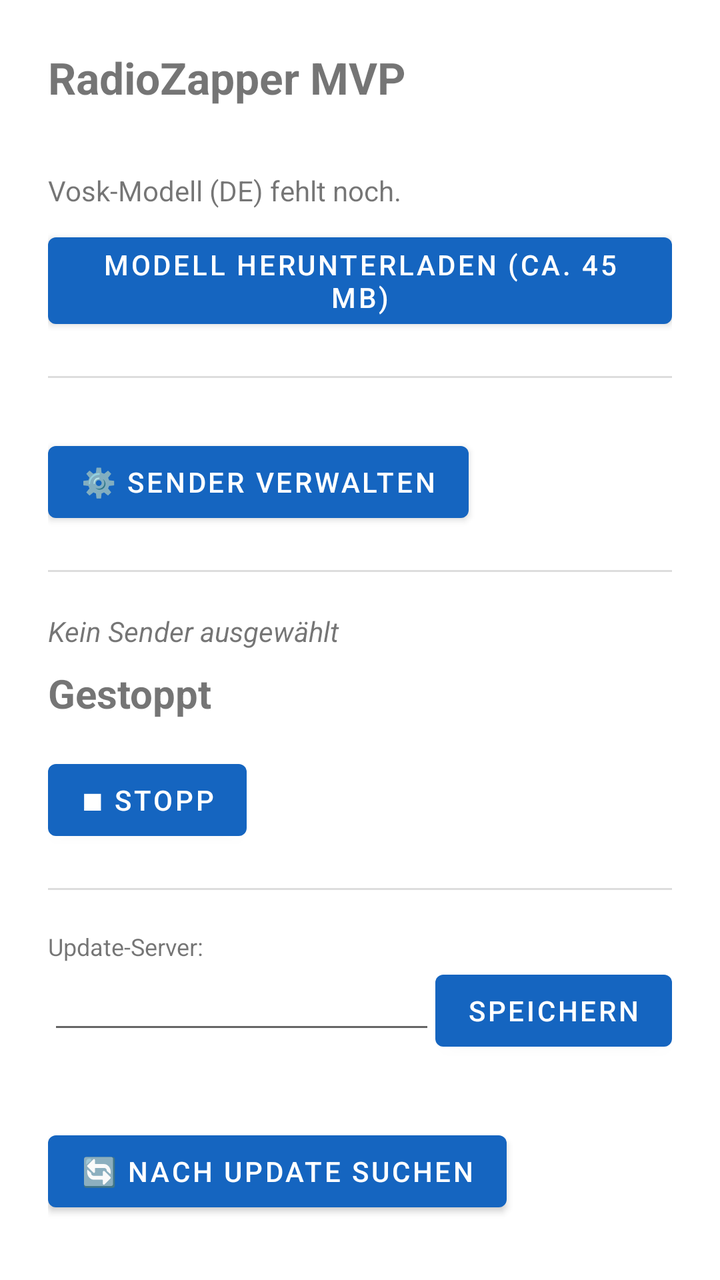
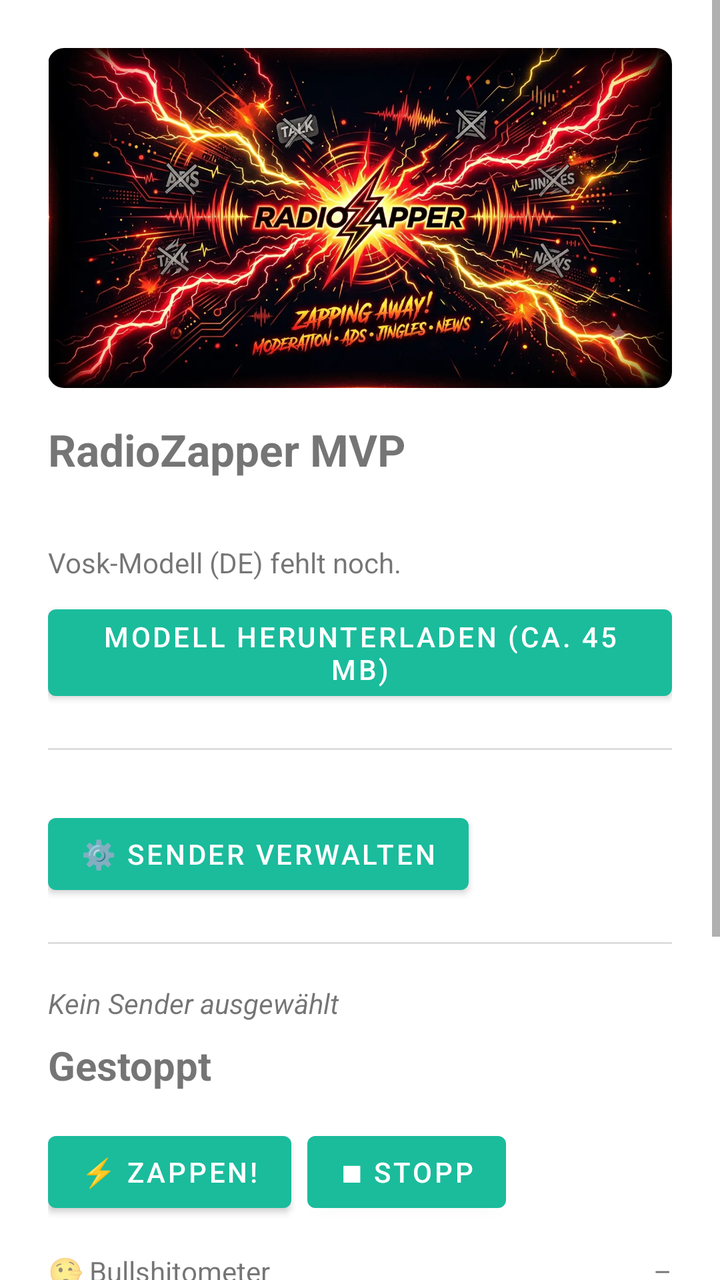

Compare the two renders of this Android layout. The source of the first and the diff that turns it into the second are given below.
<!-- AndroidManifest.xml: activity theme Theme.RadioZapperMvp -->
<!-- res/layout/activity_main.xml -->
<?xml version="1.0" encoding="utf-8"?>
<ScrollView xmlns:android="http://schemas.android.com/apk/res/android"
    android:layout_width="match_parent"
    android:layout_height="match_parent">

    <LinearLayout
        android:layout_width="match_parent"
        android:layout_height="wrap_content"
        android:orientation="vertical"
        android:padding="24dp">

        <TextView
            android:layout_width="wrap_content"
            android:layout_height="wrap_content"
            android:text="@string/app_name"
            android:textSize="22sp"
            android:textStyle="bold" />

        <TextView
            android:id="@+id/buildTimeText"
            android:layout_width="wrap_content"
            android:layout_height="wrap_content"
            android:layout_marginBottom="16dp"
            android:textSize="12sp"
            android:textColor="#888888" />

        
        <TextView
            android:id="@+id/modelStatusText"
            android:layout_width="match_parent"
            android:layout_height="wrap_content"
            android:text="@string/model_not_ready" />

        <ProgressBar
            android:id="@+id/modelProgressBar"
            style="?android:attr/progressBarStyleHorizontal"
            android:layout_width="match_parent"
            android:layout_height="wrap_content"
            android:layout_marginTop="4dp"
            android:max="100"
            android:visibility="gone" />

        <Button
            android:id="@+id/downloadModelButton"
            android:layout_width="wrap_content"
            android:layout_height="wrap_content"
            android:layout_marginTop="8dp"
            android:text="@string/btn_download_model" />

        <View
            android:layout_width="match_parent"
            android:layout_height="1dp"
            android:layout_marginTop="20dp"
            android:layout_marginBottom="20dp"
            android:background="#DDDDDD" />

        
        <LinearLayout
            android:id="@+id/stationsContainer"
            android:layout_width="match_parent"
            android:layout_height="wrap_content"
            android:orientation="vertical" />

        <Button
            android:id="@+id/manageStationsButton"
            android:layout_width="wrap_content"
            android:layout_height="wrap_content"
            android:layout_marginTop="8dp"
            android:text="@string/btn_manage_stations" />

        <View
            android:layout_width="match_parent"
            android:layout_height="1dp"
            android:layout_marginTop="20dp"
            android:layout_marginBottom="20dp"
            android:background="#DDDDDD" />

        
        <TextView
            android:id="@+id/currentStationText"
            android:layout_width="match_parent"
            android:layout_height="wrap_content"
            android:text="@string/current_station_none"
            android:textStyle="italic" />

        <TextView
            android:id="@+id/statusText"
            android:layout_width="match_parent"
            android:layout_height="wrap_content"
            android:layout_marginTop="8dp"
            android:text="@string/status_idle"
            android:textSize="20sp"
            android:textStyle="bold" />

        <Button
            android:id="@+id/stopButton"
            android:layout_width="wrap_content"
            android:layout_height="wrap_content"
            android:layout_marginTop="16dp"
            android:text="@string/btn_stop" />

        <View
            android:layout_width="match_parent"
            android:layout_height="1dp"
            android:layout_marginTop="20dp"
            android:layout_marginBottom="20dp"
            android:background="#DDDDDD" />

        
        <TextView
            android:layout_width="wrap_content"
            android:layout_height="wrap_content"
            android:text="@string/update_server_label"
            android:textSize="12sp" />

        <LinearLayout
            android:layout_width="match_parent"
            android:layout_height="wrap_content"
            android:orientation="horizontal"
            android:gravity="center_vertical"
            android:layout_marginBottom="8dp">

            <EditText
                android:id="@+id/updateServerUrlInput"
                android:layout_width="0dp"
                android:layout_height="wrap_content"
                android:layout_weight="1"
                android:inputType="textUri"
                android:textSize="12sp" />

            <Button
                android:id="@+id/saveUpdateServerButton"
                android:layout_width="wrap_content"
                android:layout_height="wrap_content"
                android:text="@string/btn_save_update_server" />
        </LinearLayout>

        <TextView
            android:id="@+id/updateStatusText"
            android:layout_width="match_parent"
            android:layout_height="wrap_content"
            android:layout_marginBottom="8dp"
            android:textSize="12sp"
            android:textColor="#888888" />

        <Button
            android:id="@+id/updateButton"
            android:layout_width="wrap_content"
            android:layout_height="wrap_content"
            android:text="@string/btn_check_update" />

    </LinearLayout>
</ScrollView>
<!-- resources referenced by this layout -->
<resources>
  <string name="app_name">RadioZapper MVP</string>
  <string name="btn_check_update">🔄 Nach Update suchen</string>
  <string name="btn_download_model">Modell herunterladen (ca. 45 MB)</string>
  <string name="btn_manage_stations">⚙️ Sender verwalten</string>
  <string name="btn_save_update_server">Speichern</string>
  <string name="btn_stop">■ Stopp</string>
  <string name="current_station_none">Kein Sender ausgewählt</string>
  <string name="model_not_ready">Vosk-Modell (DE) fehlt noch.</string>
  <string name="status_idle">Gestoppt</string>
  <string name="update_server_label">Update-Server:</string>
  <style name="Theme.RadioZapperMvp" parent="Theme.MaterialComponents.DayNight.NoActionBar">
          <item name="colorPrimary">@color/primary</item>
          <item name="colorPrimaryDark">@color/primary_dark</item>
          <item name="colorAccent">@color/accent</item>
      </style>
  <color name="primary">#1565C0</color>
  <color name="primary_dark">#0D47A1</color>
  <color name="accent">#FF6F00</color>
</resources>

<!-- the commit's change to res/layout/activity_main.xml (unified diff, before → after) -->
@@ -1,5 +1,6 @@
 <?xml version="1.0" encoding="utf-8"?>
 <ScrollView xmlns:android="http://schemas.android.com/apk/res/android"
+    xmlns:app="http://schemas.android.com/apk/res-auto"
     android:layout_width="match_parent"
     android:layout_height="match_parent">
 
@@ -9,6 +10,16 @@
         android:orientation="vertical"
         android:padding="24dp">
 
+        
+        <com.google.android.material.imageview.ShapeableImageView
+            android:layout_width="match_parent"
+            android:layout_height="wrap_content"
+            android:layout_marginBottom="16dp"
+            android:adjustViewBounds="true"
+            android:src="@drawable/banner"
+            android:contentDescription="@string/app_name"
+            app:shapeAppearanceOverlay="@style/BannerShapeOverlay" />
+
         <TextView
             android:layout_width="wrap_content"
             android:layout_height="wrap_content"
@@ -92,12 +103,57 @@
             android:textSize="20sp"
             android:textStyle="bold" />
 
-        <Button
-            android:id="@+id/stopButton"
-            android:layout_width="wrap_content"
-            android:layout_height="wrap_content"
-            android:layout_marginTop="16dp"
-            android:text="@string/btn_stop" />
+        <LinearLayout
+            android:layout_width="match_parent"
+            android:layout_height="wrap_content"
+            android:orientation="horizontal"
+            android:layout_marginTop="16dp">
+
+            <Button
+                android:id="@+id/zapButton"
+                android:layout_width="wrap_content"
+                android:layout_height="wrap_content"
+                android:layout_marginEnd="8dp"
+                android:text="@string/btn_zappen" />
+
+            <Button
+                android:id="@+id/stopButton"
+                android:layout_width="wrap_content"
+                android:layout_height="wrap_content"
+                android:text="@string/btn_stop" />
+        </LinearLayout>
+
+        
+        <LinearLayout
+            android:layout_width="match_parent"
+            android:layout_height="wrap_content"
+            android:orientation="horizontal"
+            android:layout_marginTop="16dp">
+
+            <TextView
+                android:layout_width="0dp"
+                android:layout_height="wrap_content"
+                android:layout_weight="1"
+                android:text="@string/bs_meter_label"
+                android:textSize="14sp" />
+
+            <TextView
+                android:id="@+id/bsMeterPercentText"
+                android:layout_width="wrap_content"
+                android:layout_height="wrap_content"
+                android:text="@string/bs_meter_off"
+                android:textSize="14sp" />
+        </LinearLayout>
+
+        <ProgressBar
+            android:id="@+id/bsMeterBar"
+            style="?android:attr/progressBarStyleHorizontal"
+            android:layout_width="match_parent"
+            android:layout_height="wrap_content"
+            android:layout_marginTop="4dp"
+            android:max="100"
+            android:progress="0"
+            android:progressBackgroundTint="@color/bs_meter_track" />
 
         <View
             android:layout_width="match_parent"
<!-- resource entries referenced after the edit -->
@@ -1,22 +1,30 @@
 <!-- resources referenced by this layout -->
 <resources>
+  <color name="bs_meter_track">#33888888</color>
+  <!-- drawable banner: webp bitmap (drawable-nodpi, 144950 bytes) -->
   <string name="app_name">RadioZapper MVP</string>
+  <string name="bs_meter_label">🤥 Bullshitometer</string>
+  <string name="bs_meter_off">–</string>
   <string name="btn_check_update">🔄 Nach Update suchen</string>
   <string name="btn_download_model">Modell herunterladen (ca. 45 MB)</string>
   <string name="btn_manage_stations">⚙️ Sender verwalten</string>
   <string name="btn_save_update_server">Speichern</string>
   <string name="btn_stop">■ Stopp</string>
+  <string name="btn_zappen">⚡ ZAPPEN!</string>
   <string name="current_station_none">Kein Sender ausgewählt</string>
   <string name="model_not_ready">Vosk-Modell (DE) fehlt noch.</string>
   <string name="status_idle">Gestoppt</string>
   <string name="update_server_label">Update-Server:</string>
+  <style name="BannerShapeOverlay">
+          <item name="cornerSize">8dp</item>
+      </style>
   <style name="Theme.RadioZapperMvp" parent="Theme.MaterialComponents.DayNight.NoActionBar">
           <item name="colorPrimary">@color/primary</item>
           <item name="colorPrimaryDark">@color/primary_dark</item>
           <item name="colorAccent">@color/accent</item>
       </style>
-  <color name="primary">#1565C0</color>
-  <color name="primary_dark">#0D47A1</color>
-  <color name="accent">#FF6F00</color>
+  <color name="primary">#1ABC9C</color>
+  <color name="primary_dark">#149174</color>
+  <color name="accent">#1ABC9C</color>
 </resources>
 
